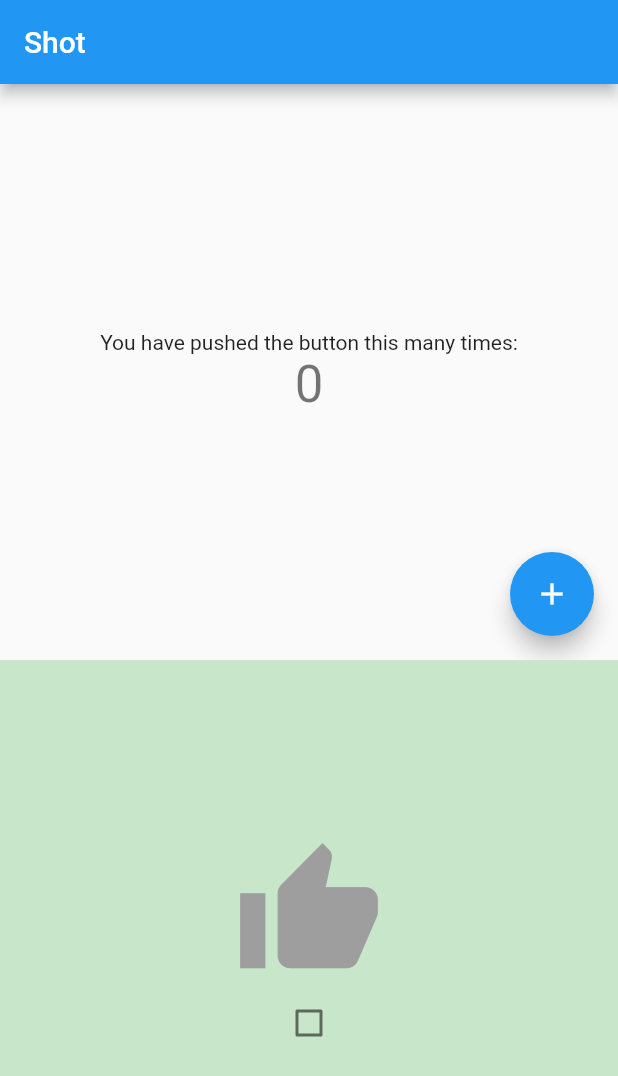
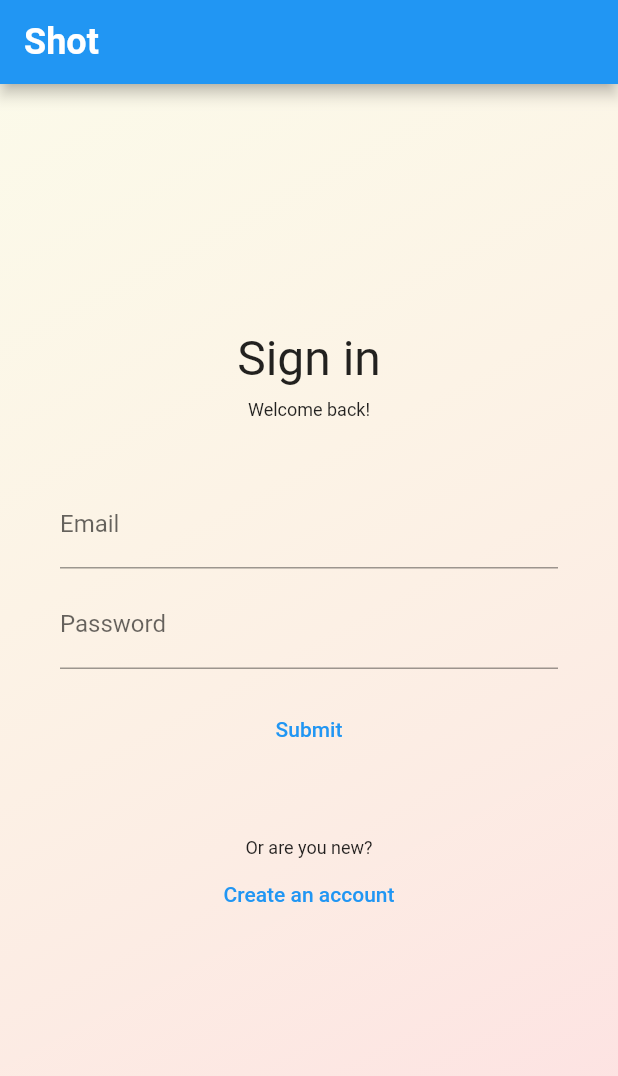
Before and after one commit to satius/shot-client, a Flutter app: the screen it shows after launch, on a phone screen of 412 x 824 dp. Shown: the top 1076 px of the screen. Run offline on Flutter 3.47's test engine with Material 2 defaults, Android fonts, the light colour scheme and no system bars; our stand-ins replace cloud_firestore, firebase_auth, flutter_hooks, freezed_annotation, hooks_riverpod, url_strategy; missing offline and left inert: kotlin_flavor; accounts and stored records are empty; generated files the repository leaves out were written again.

Commit message:
Add Top(sign-in) screen

```diff
--- a/lib/app.dart
+++ b/lib/app.dart
@@ -1,6 +1,5 @@
 import 'package:flutter/material.dart';
-
-import 'pages/home/home_page.dart';
+import 'package:shot_client/pages/top/top_page.dart';
 
 class App extends StatelessWidget {
   @override
@@ -10,7 +9,7 @@ class App extends StatelessWidget {
       theme: ThemeData(
         primarySwatch: Colors.blue,
       ),
-      home: HomePage(title: 'Shot'),
+      home: TopPage(),
     );
   }
 }
--- a/lib/models/common/app_error.dart
+++ b/lib/models/common/app_error.dart
@@ -18,6 +18,7 @@ enum AppErrorType {
   timeout,
   server,
   notFound,
+  front,
   unknown,F
 }
 
--- /dev/null
+++ b/lib/models/controllers/top/top_page_state.dart
@@ -0,0 +1,26 @@
+import 'package:flutter/cupertino.dart';
+import 'package:freezed_annotation/freezed_annotation.dart';
+
+part 'top_page_state.freezed.dart';
+
+@freezed
+abstract class TopPageState implements _$TopPageState {
+  factory TopPageState({
+    required bool isLoading,
+    String? email,
+    String? password,
+    required GlobalKey<FormState> formState,
+  }) = _TopPageState;
+
+  // TODO: コンストラクタに入れる必要ないかを精査
+  final emailFocusNode = FocusNode();
+  final passwordFocusNode = FocusNode();
+
+  TopPageState._();
+
+  TopPageState setLoading(bool enable) => copyWith(isLoading: enable);
+
+  TopPageState setEmail(String? email) => copyWith(email: email);
+
+  TopPageState setPassword(String? password) => copyWith(password: password);
+}
--- /dev/null
+++ b/lib/pages/top/top_page.dart
@@ -0,0 +1,159 @@
+import 'package:flutter/material.dart';
+import 'package:flutter_hooks/flutter_hooks.dart';
+import 'package:hooks_riverpod/hooks_riverpod.dart';
+import 'package:kotlin_flavor/scope_functions.dart';
+import 'package:shot_client/providers/top/top_page_provider.dart';
+import 'package:shot_client/widgets/shot_page_container_decoration.dart';
+import 'package:shot_client/widgets/space_box.dart';
+
+class TopPage extends HookWidget {
+  @override
+  Widget build(BuildContext context) {
+    final isLoading = useProvider(topPageProvider).isLoading;
+    final form = useProvider(topPageProvider).formState;
+    final emailFocusNode = useProvider(topPageProvider).emailFocusNode;
+    final passwordFocusNode = useProvider(topPageProvider).passwordFocusNode;
+
+    final startSignIn = () async {
+      form.currentState!.save();
+      context.read(topPageProvider.notifier).loadingStart();
+      final signInResult =
+          await context.read(topPageProvider.notifier).signIn();
+      await signInResult.when(
+        success: (authUid) async {
+          final userShotIdResult = await context
+              .read(topPageProvider.notifier)
+              .fetchOnpPersonUserId(authUid: authUid);
+          userShotIdResult.when(success: (String? shotId) {
+            shotId?.let((it) {
+                  // TODO
+                  ScaffoldMessenger.of(context)
+                      .showSnackBar(SnackBar(content: Text(it)));
+                }) ??
+                run(() {
+                  // TODO
+                  ScaffoldMessenger.of(context)
+                      .showSnackBar(SnackBar(content: Text("not found")));
+                });
+          }, failure: (e2) {
+            ScaffoldMessenger.of(context)
+                .showSnackBar(SnackBar(content: Text("${e2.message}")));
+          });
+        },
+        failure: (e) {
+          ScaffoldMessenger.of(context)
+              .showSnackBar(SnackBar(content: Text("${e.message}")));
+        },
+      );
+      context.read(topPageProvider.notifier).loadingEnd();
+    };
+
+    return Scaffold(
+      appBar: AppBar(
+        centerTitle: false,
+        title: Text(
+          "Shot",
+          style: TextStyle(fontWeight: FontWeight.bold, fontSize: 24),
+        ),
+      ),
+      body: Container(
+        height: double.infinity,
+        width: double.infinity,
+        decoration: shotPageContainerDecoration,
+        child: Center(
+          child: Column(
+            mainAxisAlignment: MainAxisAlignment.center,
+            children: <Widget>[
+              Text(
+                "Sign in",
+                style: TextStyle(fontSize: 32),
+              ),
+              const SpaceBox.height(8),
+              Text(
+                "Welcome back!",
+                style: TextStyle(fontSize: 12),
+              ),
+              Container(
+                padding: EdgeInsets.all(40),
+                child: ConstrainedBox(
+                  constraints: BoxConstraints(
+                    maxWidth: 400.0,
+                  ),
+                  child: Form(
+                    key: form,
+                    child: Column(
+                      children: [
+                        TextFormField(
+                          enabled: !isLoading,
+                          focusNode: emailFocusNode,
+                          textInputAction: TextInputAction.next,
+                          decoration: InputDecoration(labelText: 'Email'),
+                          onSaved: (emailValue) {
+                            context
+                                .read(topPageProvider.notifier)
+                                .saveEmail(emailValue);
+                          },
+                          onFieldSubmitted: (_) {
+                            FocusScope.of(context)
+                                .requestFocus(passwordFocusNode);
+                          },
+                        ),
+                        const SpaceBox.height(8),
+                        TextFormField(
+                          enabled: !isLoading,
+                          focusNode: passwordFocusNode,
+                          textInputAction: TextInputAction.done,
+                          decoration: InputDecoration(labelText: 'Password'),
+                          obscureText: true,
+                          onSaved: (passwordValue) {
+                            context
+                                .read(topPageProvider.notifier)
+                                .savePassword(passwordValue);
+                          },
+                          onFieldSubmitted: isLoading
+                              ? null
+                              : (_) async => await startSignIn(),
+                        ),
+                        const SpaceBox.height(16),
+                        TextButton(
+                          onPressed: isLoading ? null : startSignIn,
+                          child: Text("Submit"),
+                        ),
+                        SizedBox(
+                          width: 16,
+                          height: 16,
+                          child: Column(
+                            children: [
+                              if (isLoading)
+                                Expanded(
+                                  child:
+                                      CircularProgressIndicator(strokeWidth: 2),
+                                )
+                            ],
+                          ),
+                        ),
+                        const SpaceBox.height(32),
+                        Text(
+                          "Or are you new?",
+                          style: TextStyle(fontSize: 12),
+                        ),
+                        TextButton(
+                          onPressed: isLoading
+                              ? null
+                              : () async {
+                                  // TODO: to sign up page
+                                },
+                          child: Text("Create an account"),
+                        ),
+                      ],
+                    ),
+                  ),
+                ),
+              )
+            ],
+          ),
+        ),
+      ),
+    );
+  }
+}
--- /dev/null
+++ b/lib/providers/top/top_page_provider.dart
@@ -0,0 +1,11 @@
+import 'package:hooks_riverpod/hooks_riverpod.dart';
+import 'package:shot_client/models/controllers/top/top_page_controller.dart';
+import 'package:shot_client/models/controllers/top/top_page_state.dart';
+import 'package:shot_client/providers/ripositories/auth_ripository_provider.dart';
+import 'package:shot_client/providers/ripositories/user_ripository_provider.dart';
+
+final topPageProvider = StateNotifierProvider<TopPageController, TopPageState>(
+    (ref) => TopPageController(
+          ref.read(authRepositoryProvider),
+          ref.read(userRepositoryProvider),
+        ));
--- /dev/null
+++ b/lib/widgets/shot_page_container_decoration.dart
@@ -0,0 +1,16 @@
+import 'package:flutter/material.dart';
+
+final shotPageContainerDecoration = BoxDecoration(
+  gradient: LinearGradient(
+    begin: FractionalOffset.topLeft,
+    end: FractionalOffset.bottomRight,
+    colors: [
+      Colors.yellow[100]!.withOpacity(0.3),
+      Colors.red[100]!.withOpacity(0.6),
+    ],
+    stops: const [
+      0.0,
+      1.0,
+    ],
+  ),
+);
--- /dev/null
+++ b/lib/widgets/space_box.dart
@@ -0,0 +1,12 @@
+import 'package:flutter/widgets.dart';
+
+class SpaceBox extends SizedBox {
+  SpaceBox({double width = 8, double height = 8})
+      : super(width: width, height: height);
+
+  const SpaceBox.zero() : super(width: 0, height: 0);
+
+  const SpaceBox.width([double value = 8]) : super(width: value);
+
+  const SpaceBox.height([double value = 8]) : super(height: value);
+}
```
Also changed, not shown: lib/models/controllers/top/top_page_controller.dart (added, +81 -0 lines), lib/providers/ripositories/auth_ripository_provider.dart (added, +7 -0 lines), lib/providers/ripositories/user_ripository_provider.dart (added, +7 -0 lines), lib/models/controllers/top/top_page_state.freezed.dart (added).
